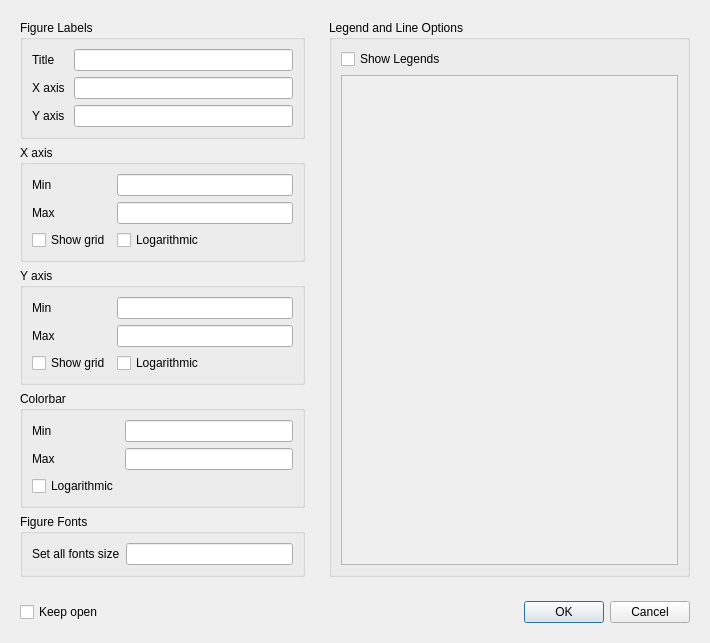
mantidproject/mslice, file src/mslice/plotting/plot_window/plot_options.ui: the form before one commit.
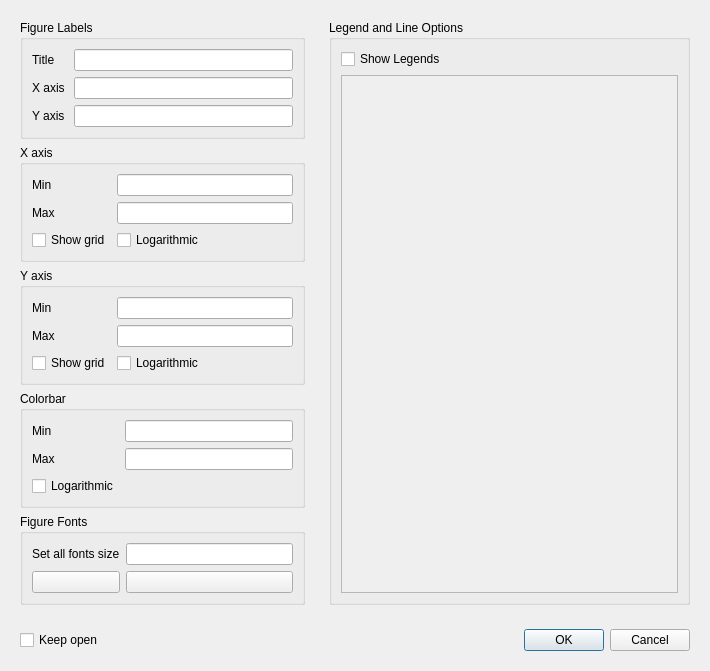
The form after the commit.

Commit message:
Included Scale Up and Down buttons
All of the functunality present.
Scaling up and down butttons seem to be working.
The ui needs changing, currently it's ugly.

```diff
--- a/src/mslice/plotting/plot_window/plot_options.ui
+++ b/src/mslice/plotting/plot_window/plot_options.ui
@@ -254,6 +254,26 @@
            </property>
           </widget>
          </item>
+         <item row="1" column="0">
+          <widget class="QPushButton" name="sclUpFntSz">
+           <property name="maximumSize">
+            <size>
+             <width>16777215</width>
+             <height>16777215</height>
+            </size>
+           </property>
+          </widget>
+         </item>
+         <item row="1" column="1">
+          <widget class="QPushButton" name="sclDownFntSz">
+           <property name="maximumSize">
+            <size>
+             <width>16777215</width>
+             <height>16777215</height>
+            </size>
+           </property>
+          </widget>
+         </item>
         </layout>
        </widget>
       </item>
```
The commit also changes 3 other files.
